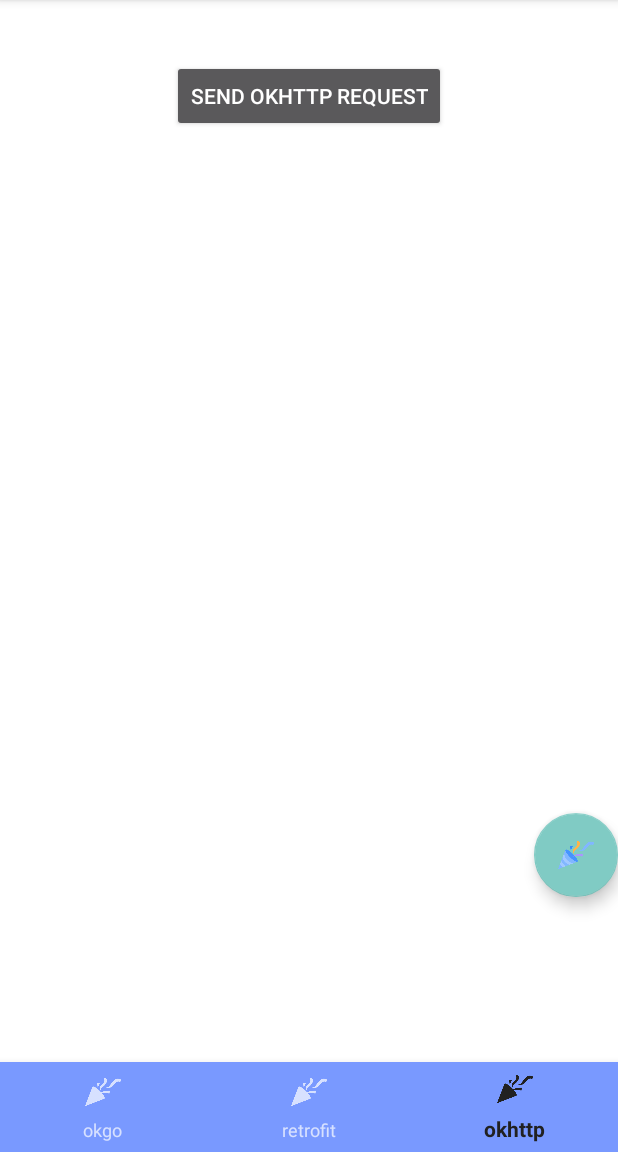
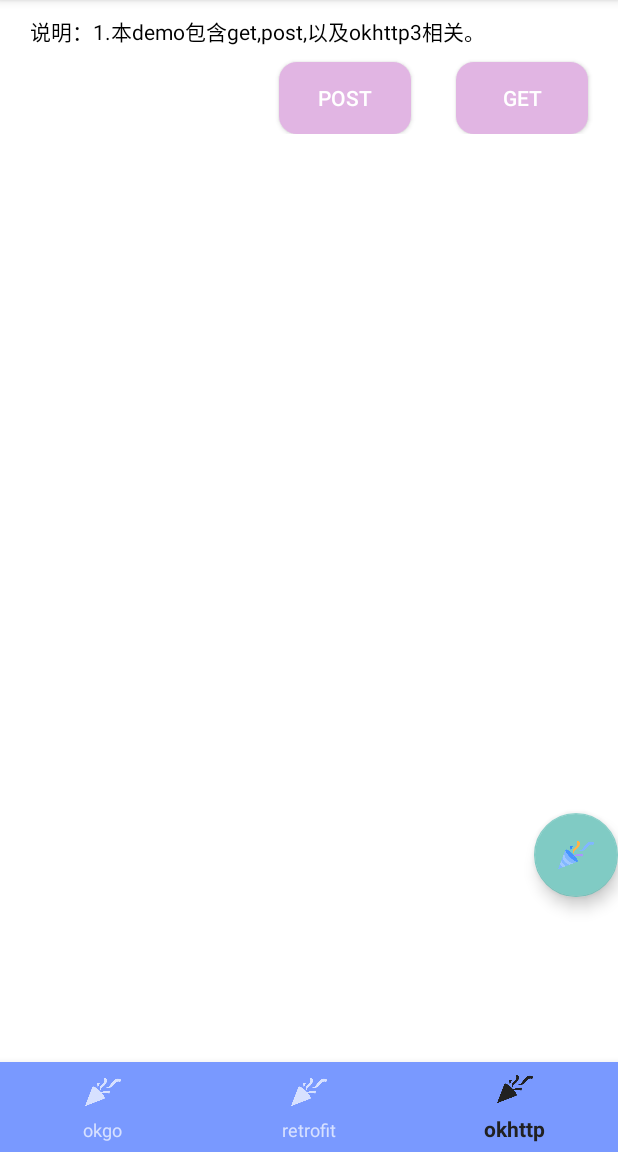
Before and after one commit to wdtht/AndroidDemos, an Android app built with Jetpack Compose: the NetworkActivity screen opened directly, with no data from a screen before it, item 3 of the bottom bar chosen, on a phone screen of 412 x 824 dp, the part 84-1236 px from its top. Run offline under Robolectric (Android 15) with nearby library versions, the phone set to English and light mode, and no system bars.

Commit message:
增加okhttp get 方法demo

```diff
--- a/app/build.gradle
+++ b/app/build.gradle
@@ -49,6 +49,7 @@ android {
 dependencies {
 
     implementation 'androidx.core:core-ktx:1.8.0'
+    implementation 'com.google.code.gson:gson:2.9.0'
     implementation "com.squareup.okhttp3:okhttp:4.9.0"
     implementation 'com.squareup.retrofit2:retrofit:2.9.0'
     implementation platform('org.jetbrains.kotlin:kotlin-bom:1.8.0')
--- /dev/null
+++ b/app/src/main/res/drawable/btn_shape.xml
@@ -0,0 +1,9 @@
+<?xml version="1.0" encoding="utf-8"?>
+    <shape xmlns:android="http://schemas.android.com/apk/res/android" android:shape="rectangle">
+        <solid android:color="#E1B5E3" />
+        <corners
+            android:bottomRightRadius="12dip"
+            android:topLeftRadius="12dip"
+            android:topRightRadius="12dip"
+            android:bottomLeftRadius="12dip"/>
+    </shape>
--- a/app/src/main/res/layout/fragment_okhttp.xml
+++ b/app/src/main/res/layout/fragment_okhttp.xml
@@ -1,28 +1,58 @@
 <?xml version="1.0" encoding="utf-8"?>
 <LinearLayout xmlns:android="http://schemas.android.com/apk/res/android"
+    xmlns:app="http://schemas.android.com/apk/res-auto"
     xmlns:tools="http://schemas.android.com/tools"
     android:layout_width="match_parent"
     android:layout_height="match_parent"
-    tools:context=".network.fragment.OkhttpFragment"
-    android:orientation="vertical">
+    android:orientation="vertical"
+    tools:context=".network.fragment.OkhttpFragment">
 
-    <Button
+    <TextView
         android:layout_width="wrap_content"
         android:layout_height="wrap_content"
-        android:id="@+id/okhttp_btn"
-        android:layout_marginTop="40dp"
-        android:layout_gravity="center"
-        android:text="@string/send_okhttp_request"/>
+        android:layout_marginLeft="20dp"
+        android:layout_marginTop="10dp"
+        android:gravity="center"
+        android:text="@string/_1_demo_get_post_okhttp3"
+        android:textColor="@color/black" />
+
+    <androidx.constraintlayout.widget.ConstraintLayout
+        android:layout_width="match_parent"
+        android:layout_height="wrap_content">
+
+        <Button
+            android:id="@+id/okhttp_btn_get"
+            android:layout_width="wrap_content"
+            android:layout_height="wrap_content"
+            android:layout_marginTop="10dp"
+            android:layout_marginRight="20dp"
+            android:text="@string/send_okhttp_request"
+            app:layout_constraintEnd_toEndOf="parent"
+            app:layout_constraintTop_toTopOf="parent"
+            android:background="@drawable/btn_shape"/>
+        <Button
+            android:id="@+id/okhttp_btn_post"
+            android:layout_width="wrap_content"
+            android:layout_height="wrap_content"
+            android:layout_marginTop="10dp"
+            android:layout_marginRight="30dp"
+            android:text="@string/post"
+            app:layout_constraintEnd_toStartOf="@+id/okhttp_btn_get"
+            app:layout_constraintTop_toTopOf="parent"
+            android:background="@drawable/btn_shape"/>
+
+    </androidx.constraintlayout.widget.ConstraintLayout>
+
     <ScrollView
         android:layout_width="match_parent"
-        android:layout_height="match_parent">
+        android:layout_height="match_parent"
+        android:layout_marginLeft="15dp"
+        android:layout_marginRight="15dp">
+
         <TextView
+            android:id="@+id/response_text"
             android:layout_width="match_parent"
             android:layout_height="wrap_content"
-            android:id="@+id/responseText"
-            android:textColor="@color/black"
-            android:layout_marginRight="30dp"
-            android:layout_marginLeft="30dp"
-            tools:text="3445455"/>
+            android:textColor="@color/black" />
     </ScrollView>
 </LinearLayout>
--- a/app/src/main/res/values/strings.xml
+++ b/app/src/main/res/values/strings.xml
@@ -4,8 +4,10 @@
     <string name="hello_blank_fragment">Hello blank fragment</string>
     <string name="replace_fragment">replace_fragment</string>
     <string name="reset">reset</string>
-    <string name="send_okhttp_request">Send okhttp request</string>
+    <string name="send_okhttp_request">get</string>
     <string name="network_menu_action_okhttp">okhttp</string>
     <string name="network_menu_action_retrofit">retrofit</string>
     <string name="network_menu_action_okgo">okgo</string>
+    <string name="_1_demo_get_post_okhttp3">说明：1.本demo包含get,post,以及okhttp3相关。</string>
+    <string name="post">post</string>
 </resources>
```
Also changed, not shown: app/src/main/java/com/example/androiddemos/network/fragment/OkhttpFragment.java (+35 -16 lines).
